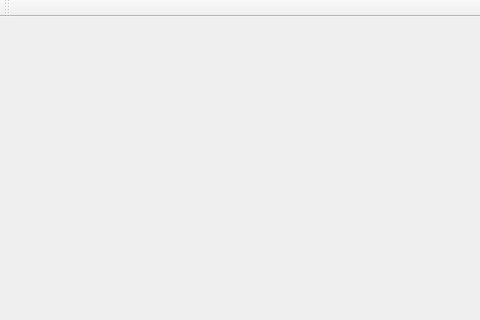
seanRobC/ST6R-MLB, file mlb/mainwindow.ui: the form before one commit; both pictures show x 0 to 480 and y 0 to 320 of the 1207 by 749 pixel window.
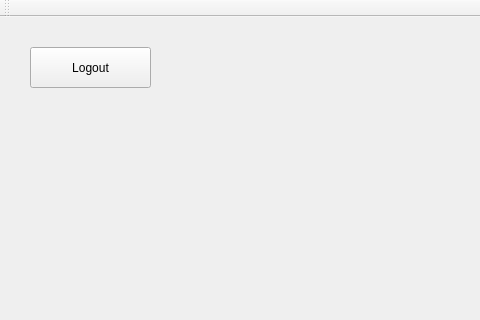
The form after the commit. The open tabs and pages were chosen to show the change.

The edit to the form file:
```diff
--- a/mlb/mainwindow.ui
+++ b/mlb/mainwindow.ui
@@ -219,6 +219,19 @@
          <string>Vacation</string>
         </property>
        </widget>
+       <widget class="QPushButton" name="logoutButton">
+        <property name="geometry">
+         <rect>
+          <x>30</x>
+          <y>20</y>
+          <width>121</width>
+          <height>41</height>
+         </rect>
+        </property>
+        <property name="text">
+         <string>Logout</string>
+        </property>
+       </widget>
       </widget>
       <widget class="QWidget" name="vacation">
        <widget class="QPushButton" name="vacationBackButton">
```
Left out of the diff: 16 changed lines with no effect on the pictures.
